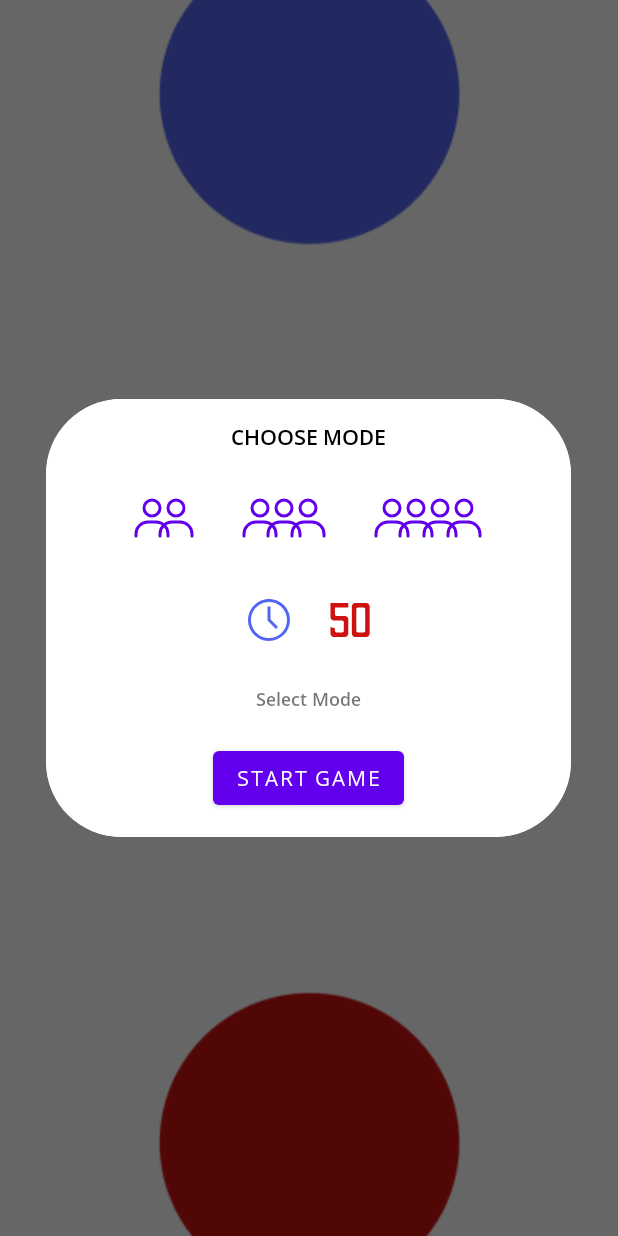
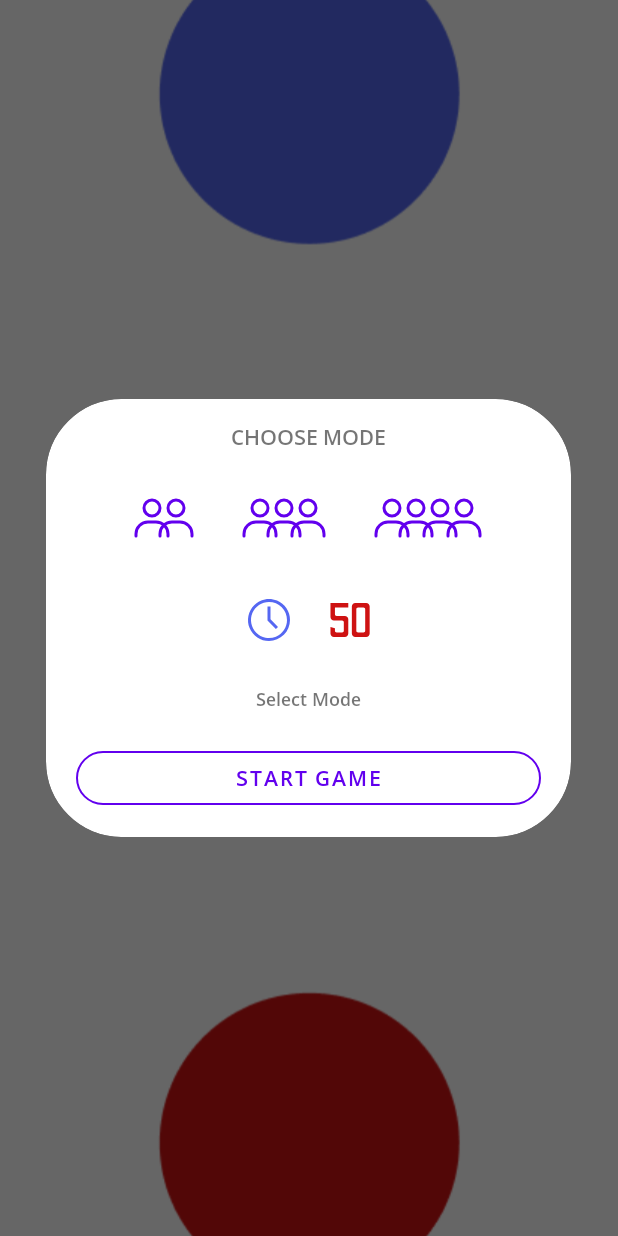
Before and after one commit to yoihenken/DuelFastTap, an Android app: the screen it shows after launch (DashboardActivity), after a tap on "NEW GAME", on a phone screen of 412 x 824 dp. Run offline under Robolectric (Android 15) with nearby library versions, the phone set to English and light mode, and no system bars.

Commit message:
change light & dark mode

```diff
--- a/app/src/main/java/id/bagusbayu/duelfasttap/ui/dashboard/DashboardActivity.kt
+++ b/app/src/main/java/id/bagusbayu/duelfasttap/ui/dashboard/DashboardActivity.kt
@@ -1,40 +1,39 @@
 package id.bagusbayu.duelfasttap.ui.dashboard
 
-import android.content.Intent
-import android.content.res.ColorStateList
+import android.os.Bundle
+import android.view.animation.AnimationUtils
 import androidx.appcompat.app.AppCompatActivity
-import android.os.Bundle
-import android.util.Log
-import android.view.View
-import android.view.animation.AnimationUtils
 import id.bagusbayu.duelfasttap.R
 import id.bagusbayu.duelfasttap.databinding.ActivityDashboardBinding
-import id.bagusbayu.duelfasttap.databinding.ActivitySplashScreenBinding
 import id.bagusbayu.duelfasttap.databinding.DialogNewGameBinding
-import id.bagusbayu.duelfasttap.ui.dashboard.newgamedialog.NewGameDialog
+import id.bagusbayu.duelfasttap.ui.dashboard.aboutdialog.AboutDialog
 import id.bagusbayu.duelfasttap.ui.dashboard.newgamedialog.NewGameDialogFragment
-import id.bagusbayu.duelfasttap.ui.mode1.Mode1Activity
 
 class DashboardActivity : AppCompatActivity() {
 
-    private lateinit var binding : ActivityDashboardBinding
-    private lateinit var bindingDialog: DialogNewGameBinding
-    private var newGameDialog = NewGameDialogFragment()
+    private lateinit var binding: ActivityDashboardBinding
+    private var newGameDialog = NewGameDialogFragment(this)
+    private val aboutDialog = AboutDialog(this)
 
     override fun onCreate(savedInstanceState: Bundle?) {
         super.onCreate(savedInstanceState)
         binding = ActivityDashboardBinding.inflate(layoutInflater)
         setContentView(binding.root)
 
-        bindingDialog = DialogNewGameBinding.inflate(layoutInflater)
-
         binding.apply {
-            bgBackDash.startAnimation(AnimationUtils.loadAnimation(this@DashboardActivity, R.anim.rotate_animation))
+            bgBackDash.startAnimation(
+                AnimationUtils.loadAnimation(
+                    this@DashboardActivity,
+                    R.anim.rotate_animation
+                )
+            )
 
             btnNewGame.setOnClickListener {
-                newGameDialog.show(supportFragmentManager,"Dialog")
+                newGameDialog.show(supportFragmentManager, "DialogNewGame")
+            }
 
-//                startActivity(Intent(this@DashboardActivity, Mode1Activity::class.java))
+            btnAbout.setOnClickListener {
+                aboutDialog.startDialog()
             }
         }
 
--- /dev/null
+++ b/app/src/main/java/id/bagusbayu/duelfasttap/ui/dashboard/aboutdialog/AboutDialog.kt
@@ -0,0 +1,31 @@
+package id.bagusbayu.duelfasttap.ui.dashboard.aboutdialog
+
+import android.app.Activity
+import android.app.AlertDialog
+import android.content.res.ColorStateList
+import android.util.Log
+import id.bagusbayu.duelfasttap.R
+import id.bagusbayu.duelfasttap.databinding.DialogAboutBinding
+import id.bagusbayu.duelfasttap.databinding.DialogNewGameBinding
+
+class AboutDialog (val activity: Activity) {
+
+    private lateinit var aboutDialog: AlertDialog
+    private lateinit var binding : DialogAboutBinding
+
+    fun startDialog(){
+        val builder = AlertDialog.Builder(activity)
+        val inflater = activity.layoutInflater
+        binding = DialogAboutBinding.inflate(inflater)
+        binding.btnClose.setOnClickListener { dismissDialog() }
+        aboutDialog = builder.create()
+        aboutDialog.setView(binding.root, 0, 0, 0, 0)
+        aboutDialog.window?.setBackgroundDrawableResource(R.drawable.bg_border_2)
+        aboutDialog.show()
+    }
+
+    fun dismissDialog(){
+        aboutDialog.dismiss()
+    }
+
+}
--- a/app/src/main/res/drawable/bg_border.xml
+++ b/app/src/main/res/drawable/bg_border.xml
@@ -1,9 +1,9 @@
 <?xml version="1.0" encoding="utf-8"?>
 <shape xmlns:android="http://schemas.android.com/apk/res/android">
-    <solid android:color="#FFFFFF" />
+    <solid android:color="?attr/colorOnPrimary" />
     <stroke
         android:width="1dp"
-        android:color="@color/white" />
+        android:color="?attr/colorOnPrimary" />
     <corners android:radius="200dp" />
     <padding
         android:bottom="0dp"
--- a/app/src/main/res/drawable/bg_border_2.xml
+++ b/app/src/main/res/drawable/bg_border_2.xml
@@ -1,9 +1,9 @@
 <?xml version="1.0" encoding="utf-8"?>
 <shape xmlns:android="http://schemas.android.com/apk/res/android">
-    <solid android:color="#FFFFFF" />
+    <solid android:color="?attr/colorOnPrimary" />
     <stroke
         android:width="1dp"
-        android:color="@color/white" />
+        android:color="?attr/colorOnPrimary" />
     <corners android:radius="50dp" />
     <padding
         android:bottom="0dp"
--- a/app/src/main/res/layout/activity_dashboard.xml
+++ b/app/src/main/res/layout/activity_dashboard.xml
@@ -4,7 +4,6 @@
     xmlns:tools="http://schemas.android.com/tools"
     android:layout_width="match_parent"
     android:layout_height="match_parent"
-    android:background="@color/white"
     tools:context=".ui.dashboard.DashboardActivity">
 
     <ImageView
@@ -45,10 +44,10 @@
                 android:id="@+id/tv_app"
                 android:layout_width="wrap_content"
                 android:layout_height="wrap_content"
-                android:fontFamily="@font/opensans_extrabolditalic"
+                android:fontFamily="@font/opensans_semibolditalic"
                 android:gravity="center"
                 android:text="@string/app_name"
-                android:textColor="@color/purple_500"
+                android:textColor="?attr/colorOnSecondary"
                 android:textSize="20sp"
                 android:textStyle="bold"
                 app:layout_constraintBottom_toBottomOf="parent"
@@ -58,41 +57,41 @@
 
         <com.google.android.material.button.MaterialButton
             android:id="@+id/btn_new_game"
-            style="@style/Widget.MaterialComponents.Button.OutlinedButton.Icon"
+            style="@style/Widget.MaterialComponents.Button.TextButton"
             android:layout_width="wrap_content"
             android:layout_height="wrap_content"
             android:fontFamily="@font/opensans_light"
             android:text="@string/new_game"
-            android:textColor="@color/black"
+            android:textColor="?attr/colorOnSecondary"
             app:icon="@drawable/ic_target_32"
-            app:iconPadding="10dp"
+            app:iconPadding="20dp"
             app:layout_constraintEnd_toEndOf="parent"
             app:layout_constraintStart_toStartOf="parent"
             app:layout_constraintTop_toBottomOf="@id/logo_ftb" />
 
         <com.google.android.material.button.MaterialButton
             android:id="@+id/btn_history"
-            style="@style/Widget.MaterialComponents.Button.OutlinedButton.Icon"
+            style="@style/Widget.MaterialComponents.Button.TextButton"
             android:layout_width="wrap_content"
             android:layout_height="wrap_content"
             android:fontFamily="@font/opensans_light"
             android:text="@string/history"
-            android:textColor="@color/black"
+            android:textColor="?attr/colorOnSecondary"
             app:icon="@drawable/ic_history_24"
-            app:iconPadding="10dp"
+            app:iconPadding="20dp"
             app:layout_constraintStart_toStartOf="@id/btn_new_game"
             app:layout_constraintTop_toBottomOf="@id/btn_new_game" />
 
         <com.google.android.material.button.MaterialButton
             android:id="@+id/btn_about"
-            style="@style/Widget.MaterialComponents.Button.OutlinedButton.Icon"
+            style="@style/Widget.MaterialComponents.Button.TextButton"
             android:layout_width="wrap_content"
             android:layout_height="wrap_content"
             android:fontFamily="@font/opensans_light"
             android:text="@string/about"
-            android:textColor="@color/black"
+            android:textColor="?attr/colorOnSecondary"
             app:icon="@drawable/ic_info_24"
-            app:iconPadding="10dp"
+            app:iconPadding="20dp"
             app:layout_constraintStart_toStartOf="@id/btn_new_game"
             app:layout_constraintTop_toBottomOf="@id/btn_history" />
 
--- a/app/src/main/res/layout/activity_splash_screen.xml
+++ b/app/src/main/res/layout/activity_splash_screen.xml
@@ -4,7 +4,6 @@
     xmlns:tools="http://schemas.android.com/tools"
     android:layout_width="match_parent"
     android:layout_height="match_parent"
-    android:background="@color/white"
     tools:context=".ui.splashscreen.SplashScreenActivity">
 
     <ImageView
@@ -24,10 +23,10 @@
         android:layout_height="wrap_content"
         android:gravity="center"
         android:text="@string/app_name"
-        android:textColor="@color/purple_500"
+        android:textColor="?attr/colorOnSecondary"
         android:textSize="20sp"
         android:textStyle="bold"
-        android:fontFamily="@font/opensans_extrabolditalic"
+        android:fontFamily="@font/opensans_semibolditalic"
         app:layout_constraintBottom_toBottomOf="parent"
         app:layout_constraintStart_toEndOf="@id/iv_app"
         app:layout_constraintTop_toTopOf="parent" />
--- a/app/src/main/res/layout/dialog_new_game.xml
+++ b/app/src/main/res/layout/dialog_new_game.xml
@@ -5,7 +5,6 @@
     android:layout_width="match_parent"
     android:layout_height="wrap_content"
     android:layout_marginHorizontal="30dp"
-    android:background="@color/white"
     android:paddingVertical="15dp">
 
     <TextView
@@ -15,7 +14,6 @@
         android:fontFamily="@font/opensans_semibold"
         android:text="@string/choose_mode"
         android:textAlignment="center"
-        android:textColor="@color/black"
         android:textSize="14sp"
         app:layout_constraintEnd_toEndOf="parent"
         app:layout_constraintStart_toStartOf="parent"
@@ -100,10 +98,15 @@
 
     <com.google.android.material.button.MaterialButton
         android:id="@+id/btn_start_game"
-        android:layout_width="wrap_content"
+        style="@style/Widget.MaterialComponents.Button.OutlinedButton"
+        android:layout_width="match_parent"
         android:layout_height="wrap_content"
         android:layout_marginTop="20dp"
+        android:layout_marginHorizontal="20dp"
         android:text="@string/start_game"
+        android:fontFamily="@font/opensans_semibold"
+        app:cornerRadius="50dp"
+        app:strokeColor="?attr/colorPrimary"
         app:layout_constraintBottom_toBottomOf="parent"
         app:layout_constraintEnd_toEndOf="parent"
         app:layout_constraintStart_toStartOf="parent"
--- a/app/src/main/res/values-night/themes.xml
+++ b/app/src/main/res/values-night/themes.xml
@@ -4,16 +4,15 @@
         <!-- Primary brand color. -->
         <item name="colorPrimary">@color/purple_200</item>
         <item name="colorPrimaryVariant">@color/purple_700</item>
-        <item name="colorOnPrimary">@color/white</item>
+        <item name="colorOnPrimary">@color/black</item>
         <!-- Secondary brand color. -->
         <item name="colorSecondary">@color/teal_200</item>
         <item name="colorSecondaryVariant">@color/teal_200</item>
-        <item name="colorOnSecondary">@color/black</item>
+        <item name="colorOnSecondary">@color/white</item>
         <!-- Status bar color. -->
         <item name="android:statusBarColor" tools:targetApi="l">@color/black</item>
         <!-- Customize your theme here. -->
-        <item name="android:textColor">@color/black</item>
-        <item name="android:fontFamily">@font/opensans_regular</item>
+        <item name="android:fontFamily">@font/opensans_light</item>
     </style>
 
     <style name="Widget.App.Button.OutlinedButton.IconOnly" parent="Widget.MaterialComponents.Button.OutlinedButton">
--- a/app/src/main/res/values/colors.xml
+++ b/app/src/main/res/values/colors.xml
@@ -5,7 +5,7 @@
     <color name="purple_700">#FF3700B3</color>
     <color name="teal_200">#FF03DAC5</color>
     <color name="teal_700">#FF018786</color>
-    <color name="black">#FF000000</color>
+    <color name="black">#151515</color>
     <color name="white">#FFFFFFFF</color>
     <color name="player_1">#CE1212</color>
     <color name="player_2">#5567f2</color>
--- a/app/src/main/res/values/strings.xml
+++ b/app/src/main/res/values/strings.xml
@@ -23,4 +23,6 @@
     <string name="hint_3_player_50">Hint\t: 3 Player, Win the game with Tap 50 Target</string>
     <string name="hint_4_player_time">Hint\t: 4 Player, Win the game in 10 Seconds</string>
     <string name="hint_4_player_50">Hint\t: 4 Player, Win the game with Tap 50 Target</string>
+    <string name="version_app">Version 1.0</string>
+    <string name="close">CLOSE</string>
 </resources>
```
Also changed, not shown: app/src/main/java/id/bagusbayu/duelfasttap/ui/dashboard/newgamedialog/NewGameDialog.kt (deleted, +0 -45 lines), app/src/main/java/id/bagusbayu/duelfasttap/ui/dashboard/newgamedialog/NewGameDialogFragment.kt (+71 -43 lines), app/src/main/java/id/bagusbayu/duelfasttap/ui/mode1/Mode1Activity.kt (+8 -1 lines), app/src/main/res/drawable/ic_github.xml (added, +9 -0 lines), app/src/main/res/layout/activity_mode1.xml (+7 -10 lines), app/src/main/res/layout/dialog_about.xml (added, +111 -0 lines).
